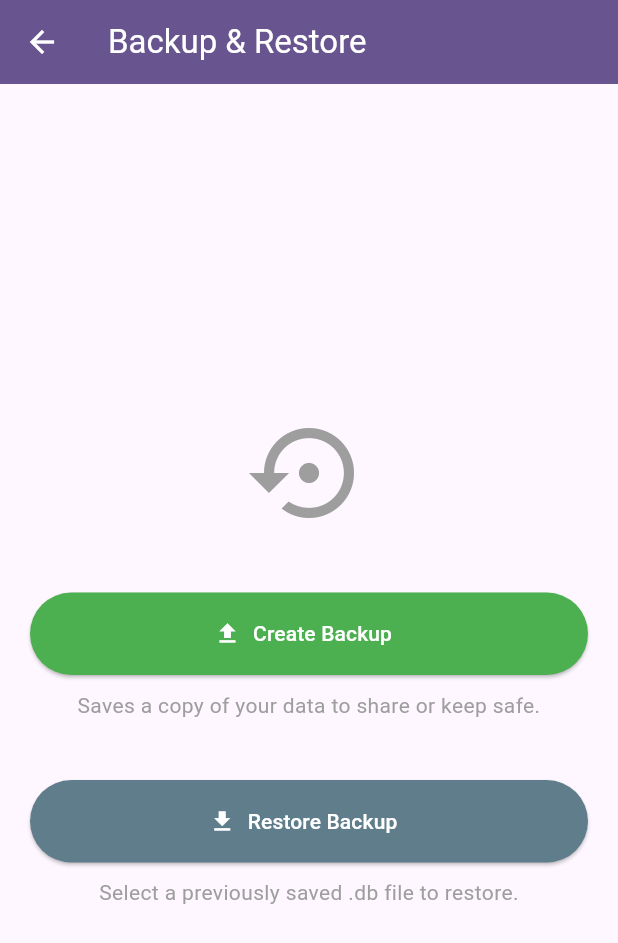
After one commit to yashmakwana03/absent_message, a Flutter app: the screen it shows after launch, after a tap on "Backup & Restore", on a phone screen of 412 x 824 dp. The commit adds this screen. Shown: the top 943 px of the screen. Run offline on Flutter 3.47's test engine with Material 3 defaults, Android fonts, the phone set to English and light mode, and no system bars; our stand-ins replace file_picker, font_awesome_flutter, share_plus, shared_preferences, sqflite; accounts and stored records are empty.

Commit message:
loggy system
loggy system

```diff
--- a/lib/database/database_helper.dart
+++ b/lib/database/database_helper.dart
@@ -1,3 +1,6 @@
+import 'dart:io';
+import 'package:share_plus/share_plus.dart';
+import 'package:file_picker/file_picker.dart';
 import 'package:sqflite/sqflite.dart';
 import 'package:path/path.dart';
 import '../models/department.dart';
@@ -229,4 +232,59 @@ class DatabaseHelper {
     final result = await db.query('Student', where: 'deptId = ?', whereArgs: [deptId], orderBy: 'rollNumber ASC');
     return result.map((json) => Student.fromMap(json)).toList();
   }
+
+  // --- BACKUP & RESTORE ---
+
+  // 1. Export Database (Backup)
+  Future<void> exportDatabase() async {
+    final dbPath = await getDatabasesPath();
+    final path = join(dbPath, 'attendance_app.db');
+    final file = File(path);
+
+    if (await file.exists()) {
+      // Share the file (User can save to Google Drive, WhatsApp, or Downloads)
+      await Share.shareXFiles(
+        [XFile(path)],
+        text: 'Attendance Backup ${DateTime.now()}',
+      );
+    }
+  }
+
+  // 2. Import Database (Restore)
+  Future<bool> importDatabase() async {
+    try {
+      // Pick a file
+      FilePickerResult? result = await FilePicker.platform.pickFiles();
+
+      if (result != null) {
+        File sourceFile = File(result.files.single.path!);
+
+        // Get internal DB path
+        final dbPath = await getDatabasesPath();
+        final path = join(dbPath, 'attendance_app.db');
+
+        // Close the current DB connection before overwriting
+        if (_database != null && _database!.isOpen) {
+          await _database!.close();
+          _database = null; // Reset instance
+        }
+
+        // Overwrite the file
+        await sourceFile.copy(path);
+
+        // Re-initialize DB to ensure it works
+        _database = await _initDB('attendance_app.db');
+        return true; // Success
+      }
+      return false; // User canceled
+    } catch (e) {
+      print("Restore Error: $e");
+      return false; // Error
+    }
+  }
+
+
+
+
+
 }
--- /dev/null
+++ b/lib/screens/backup_screen.dart
@@ -0,0 +1,107 @@
+import 'package:flutter/material.dart';
+import '../database/database_helper.dart';
+
+class BackupScreen extends StatelessWidget {
+  const BackupScreen({super.key});
+
+  @override
+  Widget build(BuildContext context) {
+    final primaryColor = Theme.of(context).primaryColor;
+
+    return Scaffold(
+      appBar: AppBar(
+        title: const Text("Backup & Restore"),
+        backgroundColor: primaryColor,
+        foregroundColor: Colors.white,
+      ),
+      body: Center(
+        child: Padding(
+          padding: const EdgeInsets.all(20.0),
+          child: Column(
+            mainAxisAlignment: MainAxisAlignment.center,
+            children: [
+              const Icon(Icons.settings_backup_restore, size: 80, color: Colors.grey),
+              const SizedBox(height: 40),
+
+              // --- BACKUP BUTTON ---
+              SizedBox(
+                width: double.infinity,
+                height: 55,
+                child: ElevatedButton.icon(
+                  onPressed: () async {
+                    await DatabaseHelper.instance.exportDatabase();
+                  },
+                  icon: const Icon(Icons.upload),
+                  label: const Text("Create Backup"),
+                  style: ElevatedButton.styleFrom(
+                    backgroundColor: Colors.green,
+                    foregroundColor: Colors.white,
+                  ),
+                ),
+              ),
+              const SizedBox(height: 10),
+              const Text(
+                "Saves a copy of your data to share or keep safe.",
+                style: TextStyle(color: Colors.grey),
+                textAlign: TextAlign.center,
+              ),
+
+              const SizedBox(height: 40),
+
+              // --- RESTORE BUTTON ---
+              SizedBox(
+                width: double.infinity,
+                height: 55,
+                child: ElevatedButton.icon(
+                  onPressed: () async {
+                    // Confirm before restoring
+                    bool confirm = await showDialog(
+                      context: context,
+                      builder: (context) => AlertDialog(
+                        title: const Text("Restore Data?"),
+                        content: const Text(
+                          "This will OVERWRITE all current data with the backup file. This cannot be undone.",
+                        ),
+                        actions: [
+                          TextButton(onPressed: () => Navigator.pop(context, false), child: const Text("Cancel")),
+                          TextButton(
+                            onPressed: () => Navigator.pop(context, true),
+                            child: const Text("Restore", style: TextStyle(color: Colors.red))
+                          ),
+                        ],
+                      ),
+                    ) ?? false;
+
+                    if (confirm) {
+                      bool success = await DatabaseHelper.instance.importDatabase();
+                      if (context.mounted) {
+                        ScaffoldMessenger.of(context).showSnackBar(
+                          SnackBar(
+                            content: Text(success ? "Data Restored Successfully!" : "Restore Failed or Canceled"),
+                            backgroundColor: success ? Colors.green : Colors.red,
+                          ),
+                        );
+                      }
+                    }
+                  },
+                  icon: const Icon(Icons.download),
+                  label: const Text("Restore Backup"),
+                  style: ElevatedButton.styleFrom(
+                    backgroundColor: Colors.blueGrey,
+                    foregroundColor: Colors.white,
+                  ),
+                ),
+              ),
+              const SizedBox(height: 10),
+              const Text(
+                "Select a previously saved .db file to restore.",
+                style: TextStyle(color: Colors.grey),
+                textAlign: TextAlign.center,
+              ),
+            ],
+          ),
+        ),
+      ),
+    );
+  }
+}
--- a/lib/screens/home_screen.dart
+++ b/lib/screens/home_screen.dart
@@ -3,10 +3,10 @@ import 'department_setup_screen.dart';
 import 'student_input_screen.dart';
 import 'data_view_screen.dart';
 import 'time_table_screen.dart';
-//import 'report_generator_screen.dart';
 import 'report_generator_v3.dart';
 import 'about_me_screen.dart';
 import 'attendance_history_screen.dart';
+import 'backup_screen.dart'; // <--- NEW IMPORT
 
 class HomeScreen extends StatelessWidget {
   const HomeScreen({super.key});
@@ -16,10 +16,9 @@ class HomeScreen extends StatelessWidget {
     return Scaffold(
       appBar: AppBar(
         title: const Text('Attendance App Dashboard'),
-        // --- ADD THIS ACTIONS BLOCK ---
         actions: [
           IconButton(
-            icon: const Icon(Icons.info_outline), // Or use Icons.person
+            icon: const Icon(Icons.info_outline),
             tooltip: 'About Developer',
             onPressed: () {
               Navigator.push(
@@ -31,6 +30,9 @@ class HomeScreen extends StatelessWidget {
         ],
       ),
       body: Center(
+        // Added SingleChildScrollView to prevent overflow on smaller screens
+        child: SingleChildScrollView(
+          padding: const EdgeInsets.symmetric(vertical: 20),
           child: Column(
             mainAxisAlignment: MainAxisAlignment.center,
             children: <Widget>[
@@ -58,14 +60,14 @@ class HomeScreen extends StatelessWidget {
               _buildButton(
                 context,
                 'Manage Time Table',
-              const TimeTableScreen(), // Link to Time Table
+                const TimeTableScreen(),
                 Icons.schedule,
               ),
               const SizedBox(height: 20),
               _buildButton(
                 context,
                 'Generate Daily Report',
-              const ReportGeneratorScreenV3(), // Link to Report Generator
+                const ReportGeneratorScreenV3(),
                 Icons.message,
               ),
               const SizedBox(height: 20),
@@ -75,7 +77,17 @@ class HomeScreen extends StatelessWidget {
                 const AttendanceHistoryScreen(),
                 Icons.history_edu
               ),
+              const SizedBox(height: 20),
+
+              // --- NEW BACKUP BUTTON ---
+              _buildButton(
+                context,
+                'Backup & Restore',
+                const BackupScreen(),
+                Icons.settings_backup_restore
+              ),
             ],
+          ),
         ),
       ),
     );
--- a/pubspec.yaml
+++ b/pubspec.yaml
@@ -16,7 +16,9 @@ dependencies:
   shared_preferences: ^2.2.2
   cupertino_icons: ^1.0.8
   font_awesome_flutter: ^10.6.0 # Add this for Brand Icons
-
+  share_plus: ^10.0.0  # To export/share the backup file
+  file_picker: ^8.0.0  # To pick the backup file for restore
+  path_provider: ^2.1.2 # To find file paths
 
 dev_dependencies:
   flutter_test:
```
Also changed, not shown: pubspec.lock, 4 other files. Lines whose indentation alone changed are shown as unchanged.
